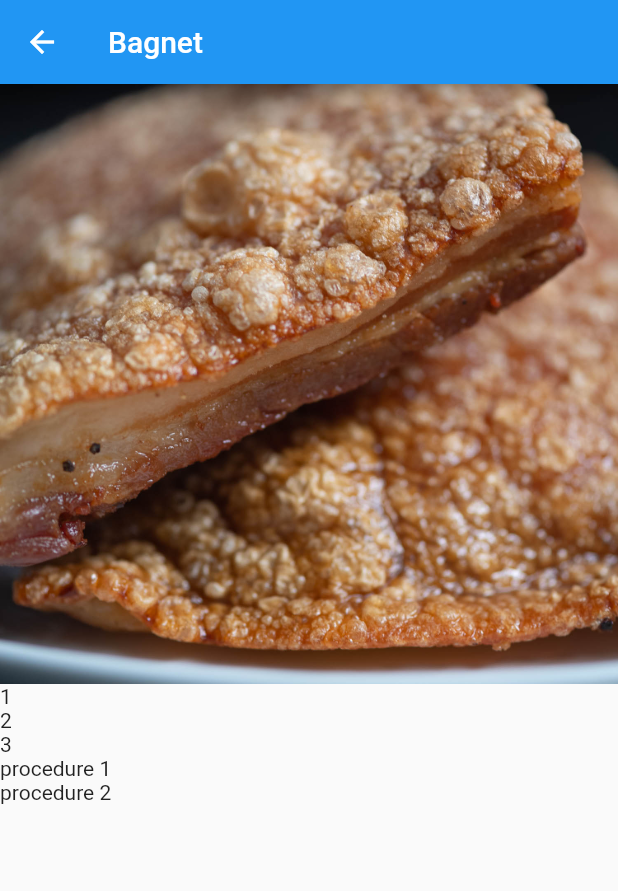
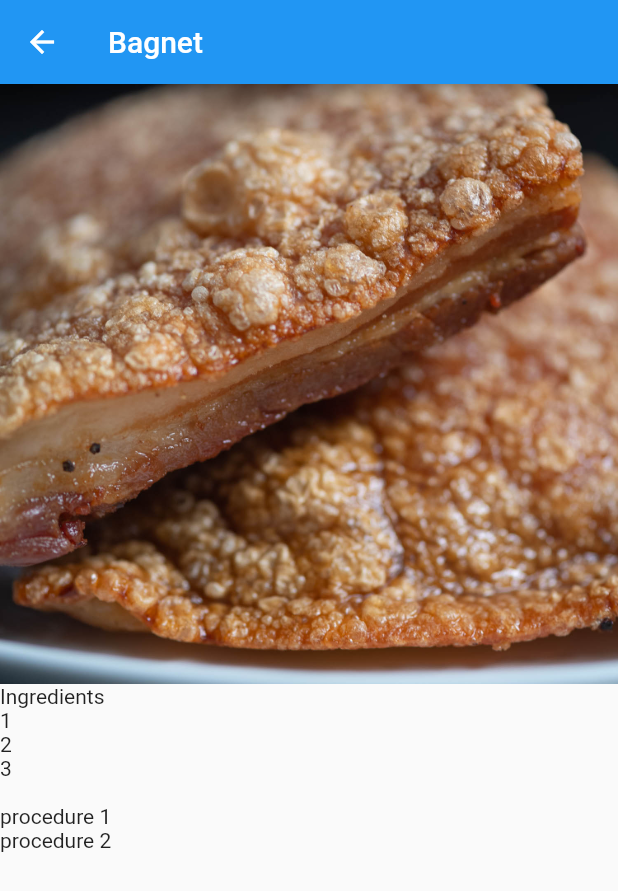
Before and after one commit to mlph-jquiamco/flutter_basics_exercise, a Flutter app: the screen it shows after launch, after a tap on "Bagnet", on a phone screen of 412 x 824 dp. Shown: the top 891 px of the screen. Run offline on Flutter 3.47's test engine with Material 2 defaults, Android fonts, the phone set to English and light mode, and no system bars.

Commit message:
Ingredients list

```diff
--- a/lib/details_page.dart
+++ b/lib/details_page.dart
@@ -21,21 +21,28 @@ class Details extends StatelessWidget {
             height: 400,
             fit: BoxFit.cover,
           ),
-          for (final ingredient in args.ingredients) Text(ingredient),
+          _setIngredientsSection(args.ingredients),
           for (final procedure in args.procedures) Text(procedure)
         ],
       )
     );
   }
 
-  // Widget setIngredientsSection(List<String>? ingredients) {
-  //   if (ingredients == null) {
-  //     return Container();
-  //   }
-  //   return ListView(
-  //     children: [
-  //       for (final ingredient in ingredients) Text(ingredient),
-  //     ]
-  //   );
-  // }
+  Widget _setIngredientsSection(List<String> ingredients) {
+    return Container(
+      margin: const EdgeInsets.only(bottom: 16),
+      child: ListView(
+        children: [
+          const Text('Ingredients'),
+          ..._convertToList(ingredients)
+        ],
+        shrinkWrap: true,
+        physics: const ClampingScrollPhysics()
+      )
+    );
+  }
+
+  List<Widget> _convertToList(List<String> values) {
+    return [for (final value in values) Text(value)];
+  }
 }
--- a/lib/home_page.dart
+++ b/lib/home_page.dart
@@ -8,7 +8,7 @@ class Home extends StatelessWidget {
 
   @override
   Widget build(BuildContext context) {
-    final List<Dish> dishes = DishService().generateMockDishes();
+    final List<Dish> _dishes = DishService().generateMockDishes();
 
     List<Card> _generateDishList(List<Dish> dishes) {
       return [for (final dish in dishes) Card(
@@ -42,7 +42,7 @@ class Home extends StatelessWidget {
             height: 300,
             fit: BoxFit.cover,
           ),
-          ..._generateDishList(dishes)
+          ..._generateDishList(_dishes)
         ],
       ),
     );
```
